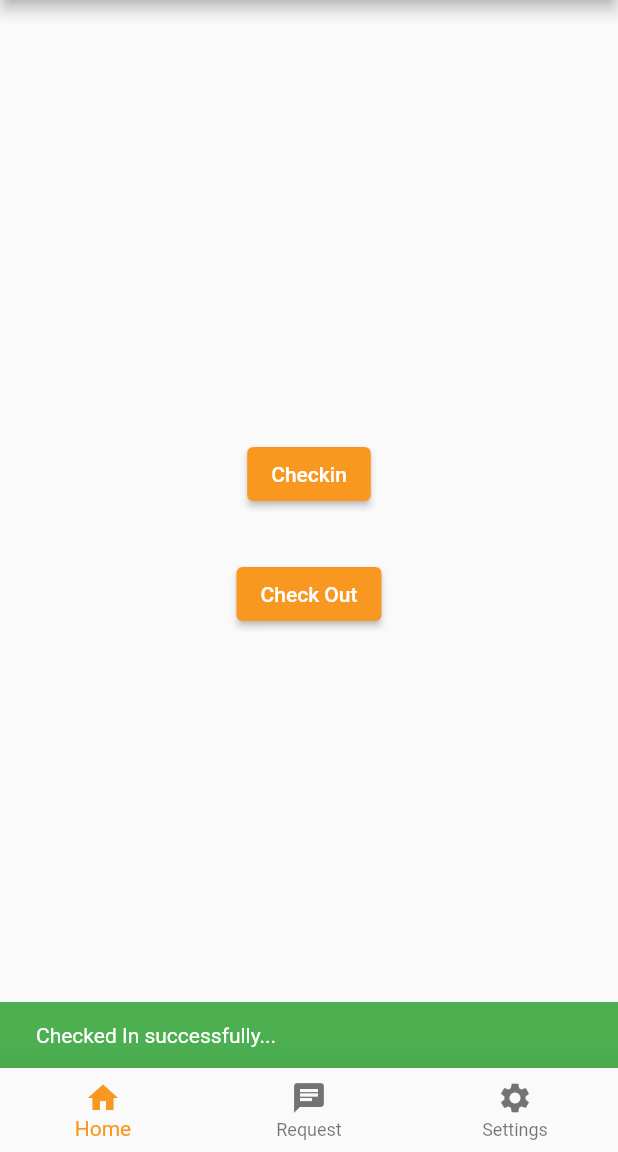
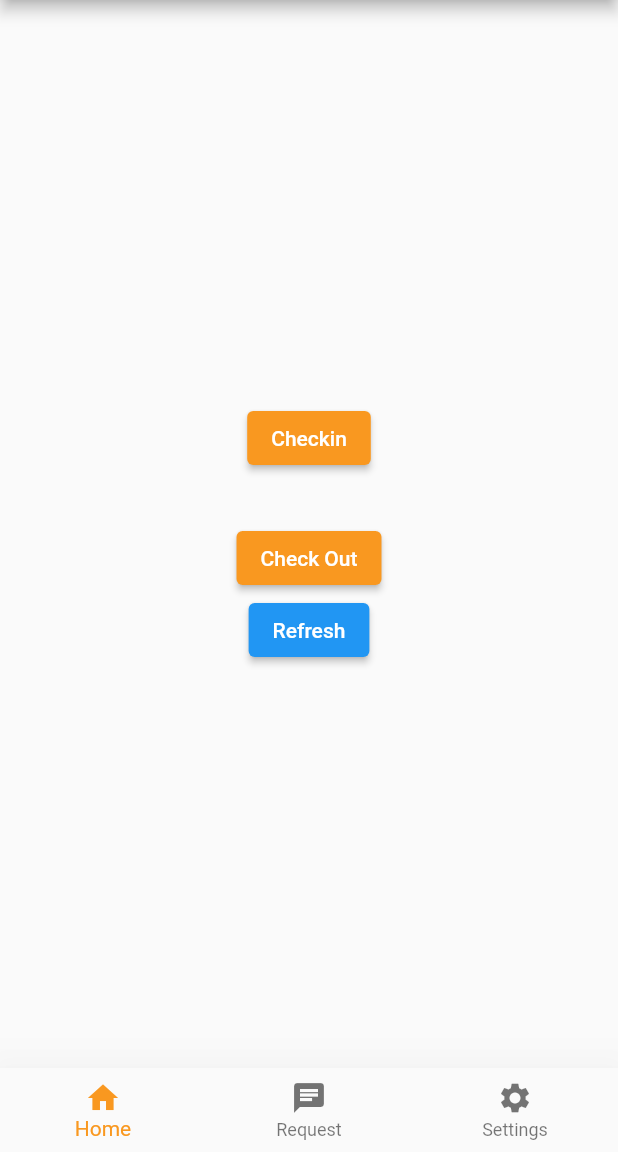
Before and after one commit to saguftaparveen/checkin_project, a Flutter app: the Home screen opened directly, after a tap on "Checkin", on a phone screen of 412 x 824 dp, the part 84-1236 px from its top. Run offline on Flutter 3.47's test engine with Material 2 defaults, Android fonts, the phone set to English and light mode, and no system bars; our stand-ins replace cloud_firestore, firebase_auth, firebase_core, geocoding, geolocator; accounts and stored records are empty.

Commit message:
new location

```diff
--- a/lib/authentication.dart
+++ b/lib/authentication.dart
@@ -207,4 +207,7 @@ getLatLangfromDB() async {
       .get();
   latitude = data.data()!['latitude'];
   longitude = data.data()!['longitude'];
+
+  print(latitude);
+  print(longitude);
 }
--- a/lib/user_home.dart
+++ b/lib/user_home.dart
@@ -1,4 +1,5 @@
 import 'package:checkin_project/authentication.dart';
+import 'package:checkin_project/user_setting.dart';
 import 'package:firebase_auth/firebase_auth.dart';
 import 'package:flutter/material.dart';
 import 'package:checkin_project/location.dart';
@@ -15,11 +16,14 @@ var address = "";
 var display = "";
 var current_latitude;
 var current_longitude;
+var distancebetween;
 
 class _UserHomeState extends State<UserHome> {
   @override
   void initState() {
+    getLatLangfromDB();
     shagufta();
+
     super.initState();
   }
 
@@ -30,7 +34,15 @@ class _UserHomeState extends State<UserHome> {
     address = await GetAddressFromLatLong(position);
     current_latitude = position.latitude;
     current_longitude = position.longitude;
+    print("current: ${current_latitude}");
+    print(current_longitude);
+    print(latitude);
+    print(longitude);
     print(address);
+    distancebetween = Geolocator.distanceBetween(
+            latitude, longitude, current_latitude, current_longitude) *
+        0.000621371;
+    print(distancebetween);
     setState(() {});
   }
 
@@ -42,12 +54,11 @@ class _UserHomeState extends State<UserHome> {
         children: [
           ElevatedButton(
               onPressed: () {
-                if (current_latitude == latitude &&
-                    current_longitude == longitude) {
+                if (distancebetween < 0.00310686) {
                   checkin(address, context);
                 } else {
-                  ScaffoldMessenger.of(context).showSnackBar(
-                      SnackBar(content: Text("Please go to office")));
+                  ScaffoldMessenger.of(context)
+                      .showSnackBar(SnackBar(content: Text("Out of range")));
                 }
               },
               style: ElevatedButton.styleFrom(
@@ -64,6 +75,11 @@ class _UserHomeState extends State<UserHome> {
                 primary: Color(0xfff99820),
               ),
               child: Text("Check Out")),
+          ElevatedButton(
+              onPressed: () {
+                setState(() {});
+              },
+              child: Text("Refresh"))
         ],
       ),
     );
```
Also changed, not shown: lib/user_setting.dart (+22 -6 lines).
